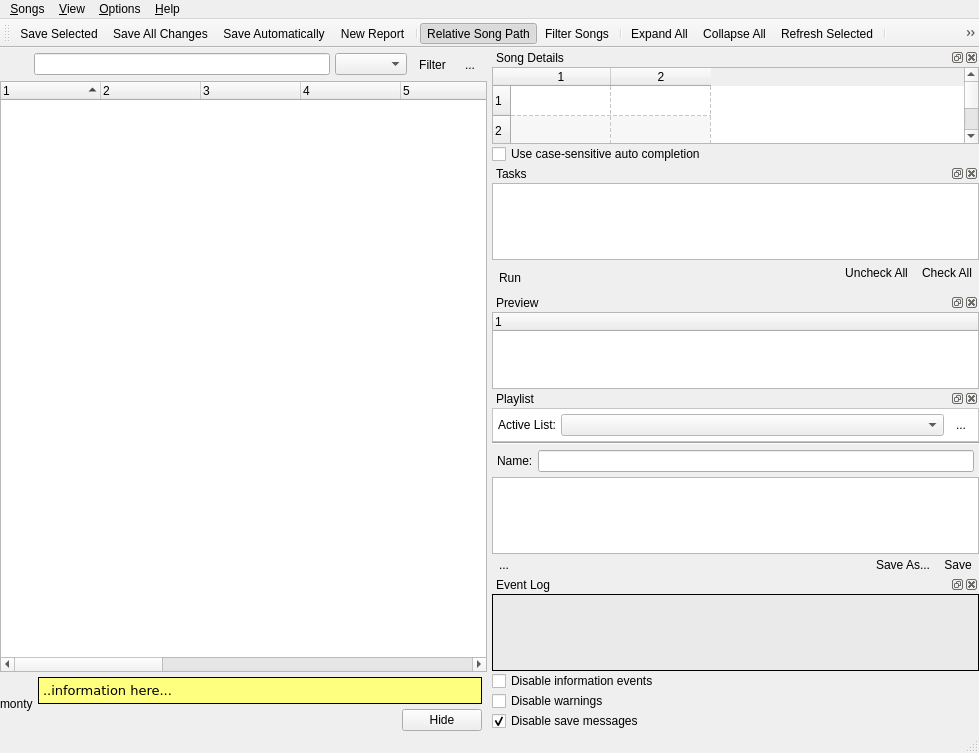
Before: the Qt Designer form uman/src/QUMainWindow.ui in UltraStar-Deluxe/UltraStar-Manager, drawn with Qt 5.
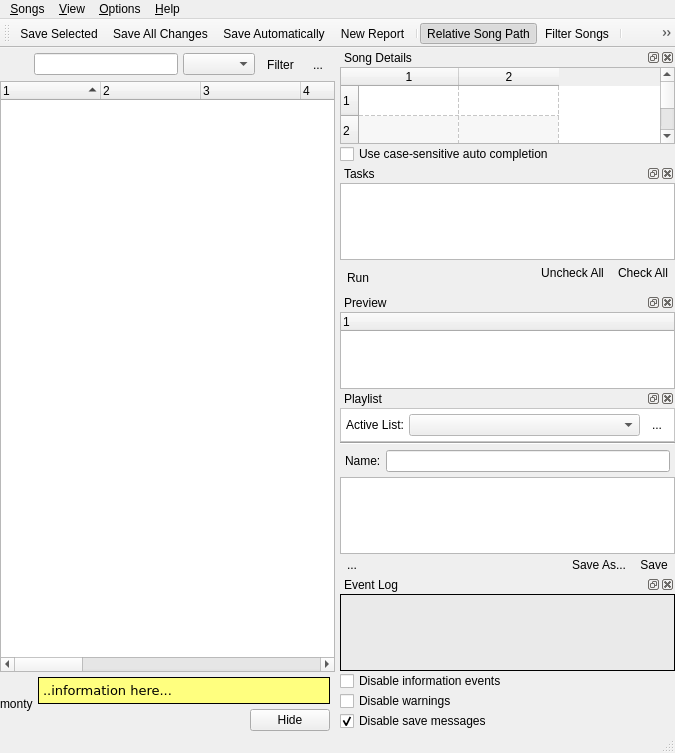
After: the same form once the commit is applied. Icons and pictures are not drawn. Custom widgets are drawn as their Qt base class.

```diff
--- a/uman/src/QUMainWindow.ui
+++ b/uman/src/QUMainWindow.ui
@@ -5,7 +5,7 @@
    <rect>
     <x>0</x>
     <y>0</y>
-    <width>979</width>
+    <width>675</width>
     <height>753</height>
    </rect>
   </property>
@@ -24,11 +24,11 @@
     <rect>
      <x>0</x>
      <y>48</y>
-     <width>979</width>
+     <width>675</width>
      <height>684</height>
     </rect>
    </property>
-   <layout class="QVBoxLayout" name="verticalLayout_3" >
+   <layout class="QHBoxLayout" name="horizontalLayout" >
     <property name="spacing" >
      <number>0</number>
     </property>
@@ -457,7 +457,7 @@
             <rect>
              <x>0</x>
              <y>22</y>
-             <width>484</width>
+             <width>329</width>
              <height>89</height>
             </rect>
            </property>
@@ -565,7 +565,7 @@
             <rect>
              <x>0</x>
              <y>22</y>
-             <width>484</width>
+             <width>329</width>
              <height>115</height>
             </rect>
            </property>
@@ -734,7 +734,7 @@
             <rect>
              <x>0</x>
              <y>22</y>
-             <width>484</width>
+             <width>329</width>
              <height>71</height>
             </rect>
            </property>
@@ -777,7 +777,7 @@
             <rect>
              <x>0</x>
              <y>22</y>
-             <width>484</width>
+             <width>329</width>
              <height>164</height>
             </rect>
            </property>
@@ -863,7 +863,7 @@
               <property name="frameShadow" >
                <enum>QFrame::Raised</enum>
               </property>
-              <layout class="QHBoxLayout" name="horizontalLayout" >
+              <layout class="QHBoxLayout" name="horizontalLayout_2" >
                <property name="spacing" >
                 <number>5</number>
                </property>
@@ -871,7 +871,7 @@
                 <number>5</number>
                </property>
                <item>
-                <widget class="QLabel" name="label" >
+                <widget class="QLabel" name="label_2" >
                  <property name="text" >
                   <string>Active List:</string>
                  </property>
@@ -926,7 +926,7 @@
                <number>5</number>
               </property>
               <item>
-               <widget class="QLabel" name="label_2" >
+               <widget class="QLabel" name="label_3" >
                 <property name="text" >
                  <string>Name:</string>
                 </property>
@@ -948,7 +948,7 @@
              <widget class="QUPlayList" name="playlist" />
             </item>
             <item>
-             <layout class="QHBoxLayout" name="horizontalLayout_2" >
+             <layout class="QHBoxLayout" name="horizontalLayout_4" >
               <property name="spacing" >
                <number>0</number>
               </property>
@@ -1041,7 +1041,7 @@
             <rect>
              <x>0</x>
              <y>22</y>
-             <width>484</width>
+             <width>329</width>
              <height>131</height>
             </rect>
            </property>
@@ -1177,7 +1177,7 @@
     <rect>
      <x>0</x>
      <y>0</y>
-     <width>979</width>
+     <width>675</width>
      <height>22</height>
     </rect>
    </property>
@@ -1249,7 +1249,7 @@
     <rect>
      <x>0</x>
      <y>732</y>
-     <width>979</width>
+     <width>675</width>
      <height>21</height>
     </rect>
    </property>
@@ -1259,7 +1259,7 @@
     <rect>
      <x>0</x>
      <y>22</y>
-     <width>979</width>
+     <width>675</width>
      <height>26</height>
     </rect>
    </property>
@@ -1515,6 +1515,11 @@
   </action>
  </widget>
  <customwidgets>
+  <customwidget>
+   <class>QUPlayList</class>
+   <extends>QListWidget</extends>
+   <header>QUPlayList.h</header>
+  </customwidget>
   <customwidget>
    <class>QUTaskList</class>
    <extends>QListWidget</extends>
@@ -1535,11 +1540,6 @@
    <extends>QTreeWidget</extends>
    <header>QUPreviewTree.h</header>
   </customwidget>
-  <customwidget>
-   <class>QUPlayList</class>
-   <extends>QListWidget</extends>
-   <header>QUPlayList.h</header>
-  </customwidget>
  </customwidgets>
  <resources>
   <include location="images/uman.qrc" />
```
Left out of the diff: 6 changed lines with no effect on the pictures.
